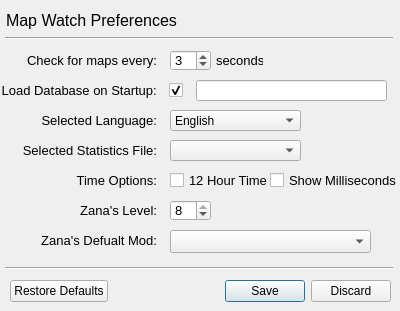
The window that preferences.ui (JDHatten/MapWatch) describes before a commit, drawn with Qt 5.
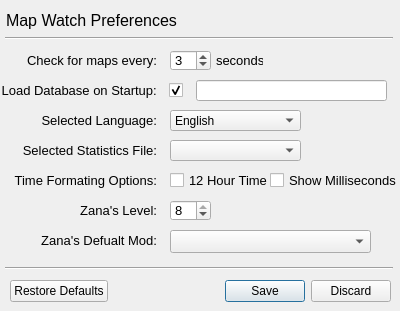
The same window after the commit.

Diff of the .ui file:
```diff
--- a/preferences.ui
+++ b/preferences.ui
@@ -16,9 +16,9 @@
   <widget class="QLabel" name="label_4">
    <property name="geometry">
     <rect>
-     <x>16</x>
+     <x>6</x>
      <y>110</y>
-     <width>141</width>
+     <width>151</width>
      <height>21</height>
     </rect>
    </property>
@@ -127,9 +127,9 @@
   <widget class="QLabel" name="label">
    <property name="geometry">
     <rect>
-     <x>16</x>
+     <x>6</x>
      <y>50</y>
-     <width>141</width>
+     <width>151</width>
      <height>21</height>
     </rect>
    </property>
@@ -166,9 +166,9 @@
   <widget class="QLabel" name="label_5">
    <property name="geometry">
     <rect>
-     <x>16</x>
+     <x>6</x>
      <y>140</y>
-     <width>141</width>
+     <width>151</width>
      <height>21</height>
     </rect>
    </property>
@@ -399,9 +399,9 @@
   <widget class="QLabel" name="label_8">
    <property name="geometry">
     <rect>
-     <x>16</x>
+     <x>6</x>
      <y>170</y>
-     <width>141</width>
+     <width>151</width>
      <height>21</height>
     </rect>
    </property>
@@ -414,7 +414,7 @@
     <enum>Qt::LeftToRight</enum>
    </property>
    <property name="text">
-    <string>Time Options:</string>
+    <string>Time Formating Options:</string>
    </property>
    <property name="alignment">
     <set>Qt::AlignRight|Qt::AlignTrailing|Qt::AlignVCenter</set>
```
